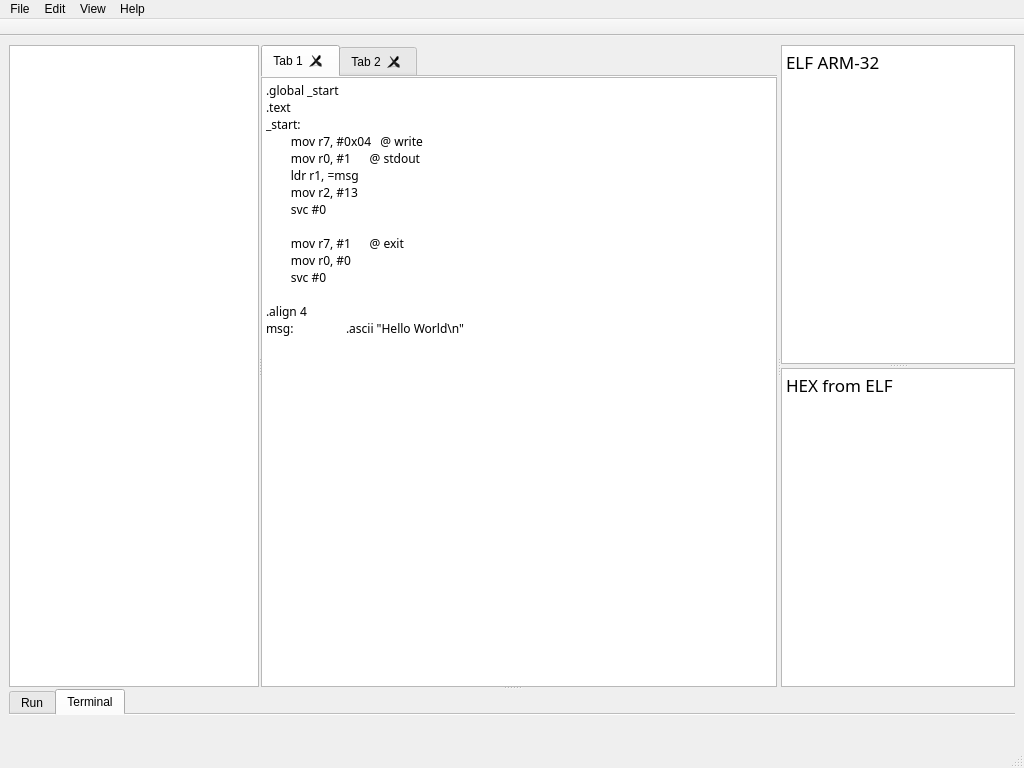
Old version of the form ui/mainwindow.ui in the repository atwardzik/hxutil.
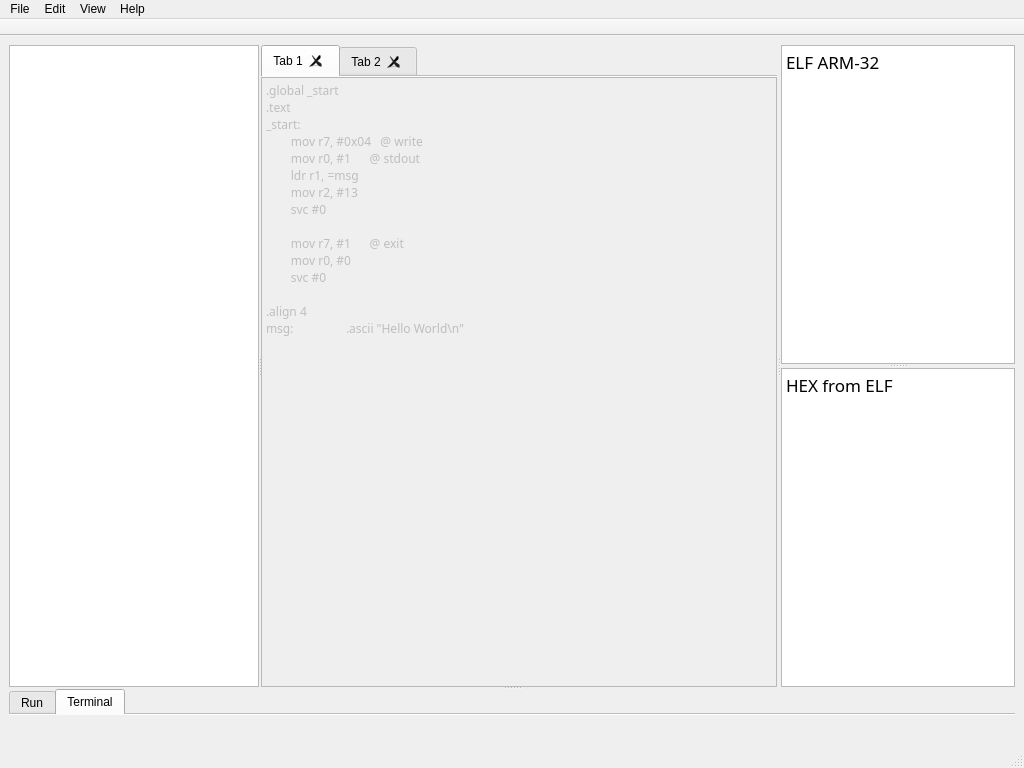
New version of the form. Icons and pictures are not drawn. Custom widgets are drawn as their Qt base class.

Commit message: fix: change first tab to be visible for tabWidget

```diff
--- a/ui/mainwindow.ui
+++ b/ui/mainwindow.ui
@@ -102,6 +102,9 @@
           <bool>true</bool>
          </property>
          <widget class="QWidget" name="tab">
+          <property name="enabled">
+           <bool>false</bool>
+          </property>
           <property name="autoFillBackground">
            <bool>false</bool>
           </property>
```
The commit also changes 2 other files.
